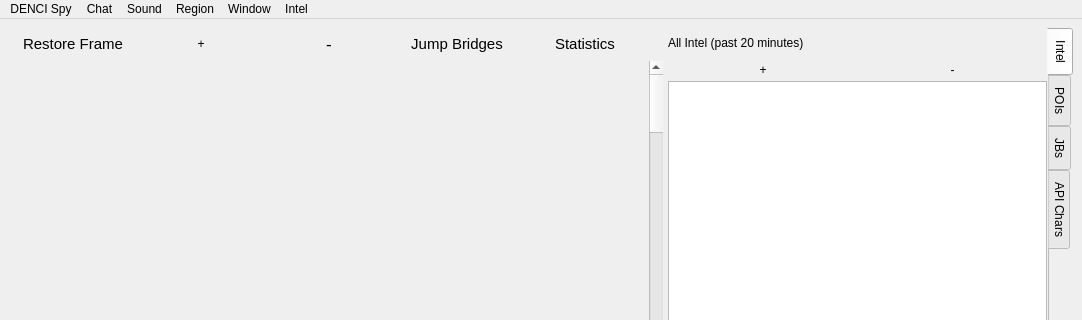
First picture: the form in src/vi/ui/MainWindow.ui, repository jkey-67/spyglass, before the edit; both pictures show x 0 to 1082 and y 0 to 320 of the 1082 by 758 pixel window.
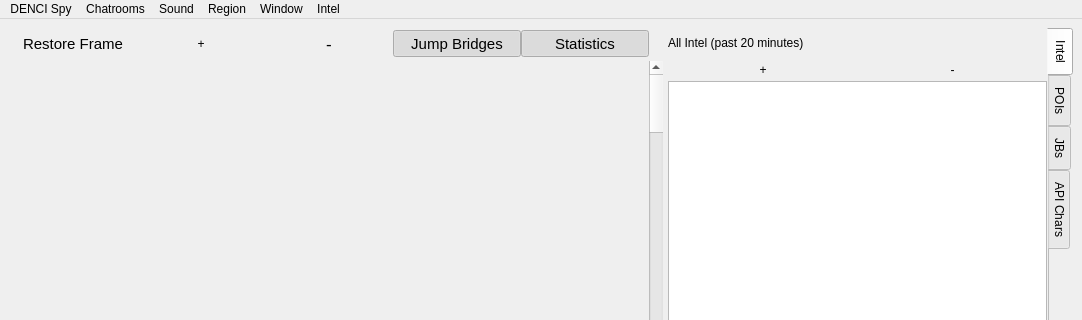
Second picture: the form after the edit. Icons and pictures are not drawn. Custom widgets are drawn as their Qt base class.

What changed in the file:
```diff
--- a/src/vi/ui/MainWindow.ui
+++ b/src/vi/ui/MainWindow.ui
@@ -194,7 +194,7 @@
                 <bool>true</bool>
                </property>
                <property name="checked">
-                <bool>false</bool>
+                <bool>true</bool>
                </property>
                <property name="flat">
                 <bool>true</bool>
@@ -229,6 +229,9 @@
                <property name="checkable">
                 <bool>true</bool>
                </property>
+               <property name="checked">
+                <bool>true</bool>
+               </property>
                <property name="flat">
                 <bool>true</bool>
                </property>
@@ -691,7 +694,7 @@
    </widget>
    <widget class="QMenu" name="menuChat">
     <property name="title">
-     <string>Chat</string>
+     <string>Chatrooms</string>
     </property>
     <addaction name="showChatAction"/>
     <addaction name="showChatAvatarsAction"/>
```
Left out of the diff: 12 changed lines with no effect on the pictures.
